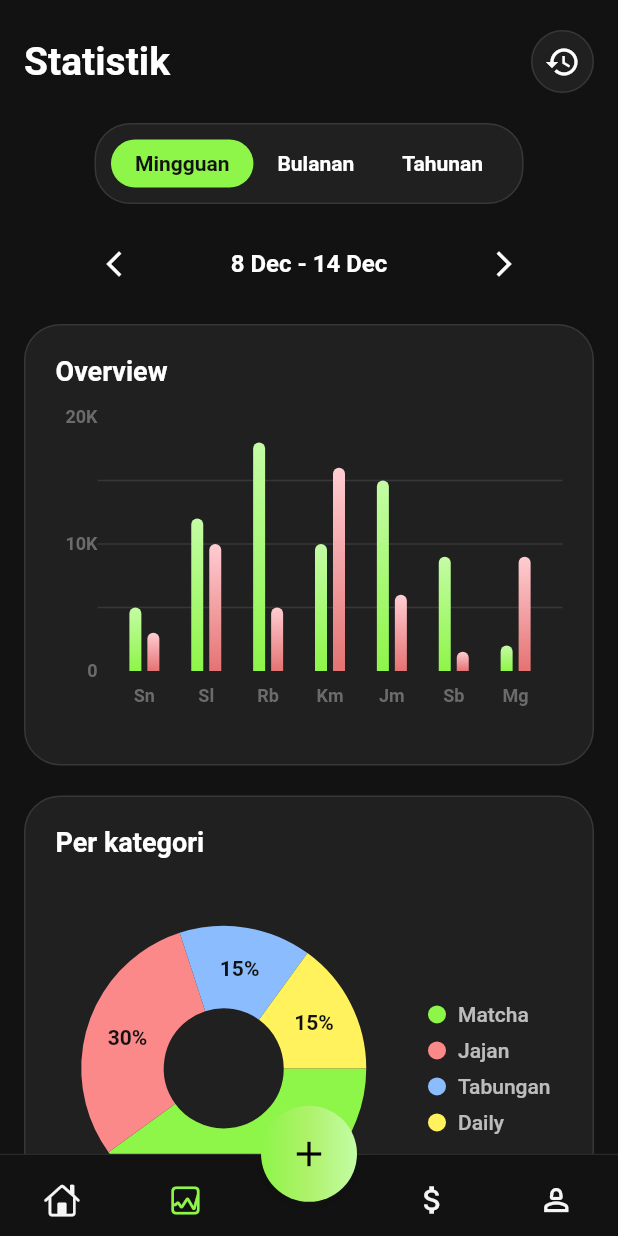
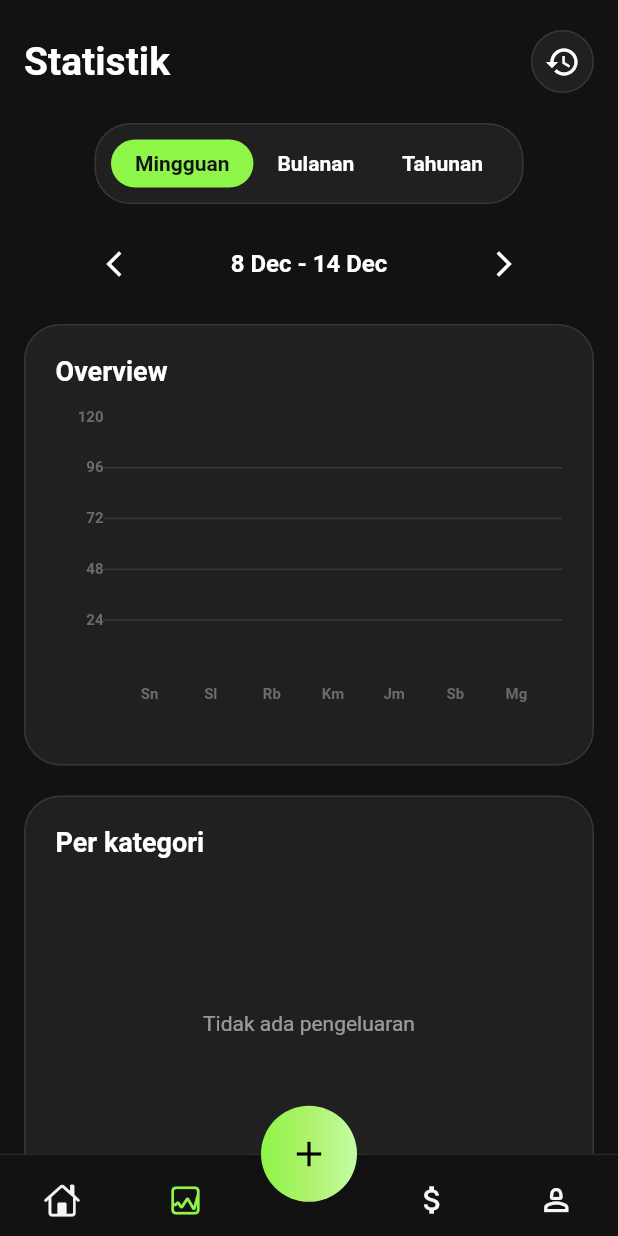
Before and after one commit to putrifajarr/mobile-project, a Flutter app: the HomeScreen screen opened by its route, item 2 of the bottom bar chosen, on a phone screen of 412 x 824 dp. Run offline on Flutter 3.47's test engine with Material 3 defaults, Android fonts, the phone set to English and light mode, and no system bars; drawn by our look-alikes of fl_chart; our stand-ins replace flutter_slidable, google_fonts, image_picker, supabase_flutter, video_player; accounts and stored records are empty; Roboto replaces fonts that are missing (Ubuntu).

Commit message:
feat: statistics features with charting.

```diff
--- a/fintrack/lib/features/splash/view/splash_screen.dart
+++ b/fintrack/lib/features/splash/view/splash_screen.dart
@@ -66,14 +66,14 @@ class _SplashScreenState extends State<SplashScreen> {
   @override
   Widget build(BuildContext context) {
     return Scaffold(
-      backgroundColor: Colors.black, // Match app theme
+      backgroundColor: Colors.black,
       body: Center(
         child: _initialized
             ? AspectRatio(
                 aspectRatio: _controller.value.aspectRatio,
                 child: VideoPlayer(_controller),
               )
-            : const SizedBox(), // Or a loader/logo image while video prepares
+            : const SizedBox(),
       ),
     );
   }
--- a/fintrack/lib/features/statistic/controllers/date_filter_controller.dart
+++ b/fintrack/lib/features/statistic/controllers/date_filter_controller.dart
@@ -11,8 +11,6 @@ class DateFilterController extends ChangeNotifier {
 
   void setPeriod(StatPeriod period) {
     _period = period;
-    // Reset date to now or keep specific logic when switching?
-    // Usually convenient to reset to "Current" frame of the new period.
     _selectedDate = DateTime.now();
     notifyListeners();
   }
@@ -48,7 +46,6 @@ class DateFilterController extends ChangeNotifier {
     notifyListeners();
   }
 
-  /// Helper to get the start/end of the current period for data filtering
   DateTimeRange get currentRange {
     final date = _selectedDate;
     DateTime start;
@@ -56,7 +53,6 @@ class DateFilterController extends ChangeNotifier {
 
     switch (_period) {
       case StatPeriod.weekly:
-        // Assume week starts on Monday
         start = date.subtract(Duration(days: date.weekday - 1));
         end = start.add(const Duration(days: 6));
         break;
@@ -70,7 +66,6 @@ class DateFilterController extends ChangeNotifier {
         break;
     }
 
-    // Enhance end to be end of day
     end = DateTime(end.year, end.month, end.day, 23, 59, 59);
     return DateTimeRange(start: start, end: end);
   }
--- a/fintrack/lib/features/statistic/view/stat_screen.dart
+++ b/fintrack/lib/features/statistic/view/stat_screen.dart
@@ -1,4 +1,6 @@
 import 'package:fintrack/core/constants/constants.dart';
+import 'package:fintrack/features/transaction/models/transaction_model.dart';
+import 'package:fintrack/features/transaction/services/transaction_service.dart';
 import 'package:fintrack/features/transaction/view/history/history_screen.dart';
 import 'package:fintrack/features/statistic/widgets/bar_chart.dart';
 import 'package:fintrack/features/statistic/controllers/date_filter_controller.dart';
@@ -15,17 +17,138 @@ class StatScreen extends StatefulWidget {
 
 class _StatScreenState extends State<StatScreen> {
   late final DateFilterController _controller;
+  bool _isLoading = false;
+  List<double> _incomeData = [];
+  List<double> _expenseData = [];
+  List<CategoryStatData> _pieData = [];
+
+  final TransactionService _service = TransactionService();
 
   @override
   void initState() {
     super.initState();
     _controller = DateFilterController();
+    _controller.addListener(_fetchData);
+    _fetchData();
   }
 
   @override
   void dispose() {
+    _controller.removeListener(_fetchData);
     _controller.dispose();
     super.dispose();
+  }
+
+  Future<void> _fetchData() async {
+    if (!mounted) return;
+    setState(() => _isLoading = true);
+
+    try {
+      final range = _controller.currentRange;
+      final transactions = await _service.getTransactionsInRange(
+        range.start,
+        range.end,
+      );
+      _processData(transactions);
+    } catch (e) {
+      debugPrint('Error fetching statistics: $e');
+    } finally {
+      if (mounted) setState(() => _isLoading = false);
+    }
+  }
+
+  void _processData(List<TransactionModel> transactions) {
+    List<double> incomeBuckets;
+    List<double> expenseBuckets;
+
+    // Initialize buckets based on period
+    if (_controller.period == StatPeriod.weekly) {
+      incomeBuckets = List.filled(7, 0.0);
+      expenseBuckets = List.filled(7, 0.0);
+    } else if (_controller.period == StatPeriod.monthly) {
+      incomeBuckets = List.filled(5, 0.0);
+      expenseBuckets = List.filled(5, 0.0);
+    } else {
+      // Yearly
+      incomeBuckets = List.filled(12, 0.0);
+      expenseBuckets = List.filled(12, 0.0);
+    }
+
+    // Pie Chart Data
+    final Map<String, double> categoryDistribution = {};
+
+    for (var t in transactions) {
+      final type = t.category?.type;
+      final amount = t.amount;
+      final date = t.date;
+
+      // Pie Chart Data
+      final catName = t.category?.name ?? 'Lainnya';
+      categoryDistribution[catName] =
+          (categoryDistribution[catName] ?? 0) + amount;
+
+      // Bar Chart Data
+      int index = -1;
+      if (_controller.period == StatPeriod.weekly) {
+        index = date.weekday - 1;
+      } else if (_controller.period == StatPeriod.monthly) {
+        index = (date.day - 1) ~/ 7;
+        if (index > 4) index = 4;
+      } else {
+        index = date.month - 1;
+      }
+
+      if (index >= 0 && index < incomeBuckets.length) {
+        if (type == 'income') {
+          incomeBuckets[index] += amount;
+        } else if (type == 'expense') {
+          expenseBuckets[index] += amount;
+        }
+      }
+    }
+
+    // Process Pie Data into View Objects
+    final totalAmount = categoryDistribution.values.fold(0.0, (a, b) => a + b);
+    final List<CategoryStatData> finalPieData = [];
+    final colors = [
+      ColorPallete.green,
+      ColorPallete.red,
+      ColorPallete.blue,
+      ColorPallete.yellow,
+      Colors.purple,
+      Colors.orange,
+      Colors.teal,
+      Colors.pink,
+      Colors.indigo,
+      Colors.cyan,
+    ];
+    int colorIdx = 0;
+
+    categoryDistribution.forEach((name, amount) {
+      if (totalAmount > 0) {
+        final percentage = (amount / totalAmount) * 100;
+        finalPieData.add(
+          CategoryStatData(
+            name: name,
+            amount: amount,
+            color: colors[colorIdx % colors.length],
+            percentage: percentage,
+          ),
+        );
+        colorIdx++;
+      }
+    });
+
+    // Sort Pie Data by percentage descending
+    finalPieData.sort((a, b) => b.percentage.compareTo(a.percentage));
+
+    if (mounted) {
+      setState(() {
+        _incomeData = incomeBuckets;
+        _expenseData = expenseBuckets;
+        _pieData = finalPieData;
+      });
+    }
   }
 
   @override
@@ -78,11 +201,10 @@ class _StatScreenState extends State<StatScreen> {
               ),
             ),
 
-            // Sticky Filter Header
-            // Filter Section (Non-sticky)
+            // Header Date Filter
             SliverToBoxAdapter(
               child: Container(
-                color: ColorPallete.black, // Match background
+                color: ColorPallete.black,
                 padding: const EdgeInsets.only(bottom: 16),
                 child: ListenableBuilder(
                   listenable: _controller,
@@ -92,9 +214,17 @@ class _StatScreenState extends State<StatScreen> {
               ),
             ),
 
+            if (_isLoading)
+              const SliverFillRemaining(
+                child: Center(
+                  child: CircularProgressIndicator(color: ColorPallete.green),
+                ),
+              )
+            else
               SliverToBoxAdapter(
                 child: Column(
                   children: [
+                    // Overview Chart
                     Container(
                       width: double.infinity,
                       padding: const EdgeInsets.all(20),
@@ -115,24 +245,20 @@ class _StatScreenState extends State<StatScreen> {
                             ),
                           ),
                           const SizedBox(height: 20),
-                        // Pass controller state if needed for reactivity
-                        ListenableBuilder(
-                          listenable: _controller,
-                          builder: (context, _) {
-                            // Here passing isWeekly just to show reactivity logic possibility
-                            return AspectRatio(
+                          AspectRatio(
                             aspectRatio: 1.6,
                             child: MyChart(
-                                isWeekly:
-                                    _controller.period == StatPeriod.weekly,
+                              period: _controller.period,
+                              incomeData: _incomeData,
+                              expenseData: _expenseData,
                             ),
-                            );
-                          },
                           ),
                         ],
                       ),
                     ),
                     const SizedBox(height: 20.0),
+
+                    // Pie Chart Section
                     Container(
                       width: double.infinity,
                       padding: const EdgeInsets.all(20),
@@ -141,10 +267,10 @@ class _StatScreenState extends State<StatScreen> {
                         borderRadius: BorderRadius.circular(24.0),
                         border: Border.all(color: Colors.white10),
                       ),
-                    child: const Column(
+                      child: Column(
                         crossAxisAlignment: CrossAxisAlignment.start,
                         children: [
-                        Text(
+                          const Text(
                             "Per kategori",
                             style: TextStyle(
                               color: Colors.white,
@@ -152,12 +278,13 @@ class _StatScreenState extends State<StatScreen> {
                               fontWeight: FontWeight.bold,
                             ),
                           ),
-                        SizedBox(height: 10),
-                        MyPieChart(),
+                          const SizedBox(height: 10),
+                          MyPieChart(data: _pieData),
                         ],
                       ),
                     ),
-                  const SizedBox(height: 80), // Bottom padding
+                    // Bottom padding for scrolling
+                    const SizedBox(height: 80),
                   ],
                 ),
               ),
--- a/fintrack/lib/features/statistic/widgets/bar_chart.dart
+++ b/fintrack/lib/features/statistic/widgets/bar_chart.dart
@@ -1,27 +1,46 @@
 import 'package:fintrack/core/constants/constants.dart';
+import 'package:fintrack/features/statistic/controllers/date_filter_controller.dart';
 import 'package:fl_chart/fl_chart.dart';
 import 'package:flutter/material.dart';
 
 class MyChart extends StatelessWidget {
-  final bool isWeekly; // To decide labels
+  final StatPeriod period;
+  final List<double> incomeData;
+  final List<double> expenseData;
 
-  const MyChart({super.key, this.isWeekly = true});
+  const MyChart({
+    Key? key,
+    required this.period,
+    required this.incomeData,
+    required this.expenseData,
+  }) : super(key: key);
 
   @override
   Widget build(BuildContext context) {
-    // Mock data generation based on view
-    final List<double> incomeData = [5, 12, 18, 10, 15, 9, 2];
-    final List<double> expenseData = [3, 10, 5, 16, 6, 1.5, 9];
+    double maxIncome = 0;
+    for (var val in incomeData) {
+      if (val > maxIncome) maxIncome = val;
+    }
+    double maxExpense = 0;
+    for (var val in expenseData) {
+      if (val > maxExpense) maxExpense = val;
+    }
+    double maxVal = maxIncome > maxExpense ? maxIncome : maxExpense;
+    if (maxVal == 0) maxVal = 100;
+
+    final double maxY = maxVal * 1.2;
+    final double interval = maxY / 5;
 
     return BarChart(
       BarChartData(
-        maxY: 20,
+        maxY: maxY,
+        minY: 0,
         barTouchData: BarTouchData(
           touchTooltipData: BarTouchTooltipData(
             getTooltipColor: (_) => ColorPallete.blackLight,
             getTooltipItem: (group, groupIndex, rod, rodIndex) {
               return BarTooltipItem(
-                rod.toY.toString(),
+                formatCompactNumber(rod.toY),
                 const TextStyle(
                   color: ColorPallete.white,
                   fontWeight: FontWeight.bold,
@@ -48,8 +67,9 @@ class MyChart extends StatelessWidget {
           leftTitles: AxisTitles(
             sideTitles: SideTitles(
               showTitles: true,
-              reservedSize: 28,
+              reservedSize: 32,
               getTitlesWidget: leftTitles,
+              interval: interval,
             ),
           ),
         ),
@@ -57,12 +77,12 @@ class MyChart extends StatelessWidget {
         gridData: FlGridData(
           show: true,
           drawVerticalLine: false,
-          horizontalInterval: 5,
+          horizontalInterval: interval,
           getDrawingHorizontalLine: (value) {
             return const FlLine(color: Colors.white10, strokeWidth: 1);
           },
         ),
-        barGroups: List.generate(7, (index) {
+        barGroups: List.generate(incomeData.length, (index) {
           return makeGroupData(index, incomeData[index], expenseData[index]);
         }),
       ),
@@ -73,34 +93,64 @@ class MyChart extends StatelessWidget {
     const style = TextStyle(
       color: ColorPallete.grey,
       fontWeight: FontWeight.bold,
-      fontSize: 12,
+      fontSize: 10,
     );
-    String text;
-    if (value == 0) {
-      text = '0';
-    } else if (value == 10) {
-      text = '10K';
-    } else if (value == 20) {
-      text = '20K';
-    } else {
-      return Container();
-    }
+
+    if (value == 0) return Container();
+
     return SideTitleWidget(
       meta: meta,
       space: 0,
-      child: Text(text, style: style),
+      child: Text(formatCompactNumber(value), style: style),
     );
   }
 
+  String formatCompactNumber(double value) {
+    if (value >= 1000000) {
+      return '${(value / 1000000).toStringAsFixed(1)}M';
+    } else if (value >= 1000) {
+      return '${(value / 1000).toStringAsFixed(0)}K';
+    }
+    return value.toStringAsFixed(0);
+  }
+
   Widget bottomTitles(double value, TitleMeta meta) {
-    final titles = <String>['Sn', 'Sl', 'Rb', 'Km', 'Jm', 'Sb', 'Mg'];
+    final titlesWeekly = <String>['Sn', 'Sl', 'Rb', 'Km', 'Jm', 'Sb', 'Mg'];
+    final titlesMonthly = <String>['W1', 'W2', 'W3', 'W4', 'W5'];
+    final titlesYearly = <String>[
+      'Jan',
+      'Feb',
+      'Mar',
+      'Apr',
+      'Mei',
+      'Jun',
+      'Jul',
+      'Agu',
+      'Sep',
+      'Okt',
+      'Nov',
+      'Des',
+    ];
+
+    List<String> titles;
+    switch (period) {
+      case StatPeriod.weekly:
+        titles = titlesWeekly;
+        break;
+      case StatPeriod.monthly:
+        titles = titlesMonthly;
+        break;
+      case StatPeriod.yearly:
+        titles = titlesYearly;
+        break;
+    }
 
     final Widget text = Text(
       value.toInt() < titles.length ? titles[value.toInt()] : '',
       style: const TextStyle(
         color: ColorPallete.grey,
         fontWeight: FontWeight.bold,
-        fontSize: 12,
+        fontSize: 10,
       ),
     );
 
--- a/fintrack/lib/features/statistic/widgets/pie_chart.dart
+++ b/fintrack/lib/features/statistic/widgets/pie_chart.dart
@@ -1,9 +1,24 @@
-import 'package:fintrack/core/constants/constants.dart';
 import 'package:fl_chart/fl_chart.dart';
 import 'package:flutter/material.dart';
 
+class CategoryStatData {
+  final String name;
+  final double amount;
+  final Color color;
+  final double percentage;
+
+  CategoryStatData({
+    required this.name,
+    required this.amount,
+    required this.color,
+    required this.percentage,
+  });
+}
+
 class MyPieChart extends StatefulWidget {
-  const MyPieChart({super.key});
+  final List<CategoryStatData> data;
+
+  const MyPieChart({super.key, required this.data});
 
   @override
   State<StatefulWidget> createState() => MyPieChartState();
@@ -14,12 +29,25 @@ class MyPieChartState extends State<MyPieChart> {
 
   @override
   Widget build(BuildContext context) {
+    if (widget.data.isEmpty) {
+      return const SizedBox(
+        height: 200,
+        child: Center(
+          child: Text(
+            "Tidak ada pengeluaran",
+            style: TextStyle(color: Colors.white54),
+          ),
+        ),
+      );
+    }
+
     return AspectRatio(
       aspectRatio: 1.3,
       child: Row(
         children: <Widget>[
           const SizedBox(height: 18),
           Expanded(
+            flex: 3,
             child: AspectRatio(
               aspectRatio: 1,
               child: PieChart(
@@ -48,18 +76,21 @@ class MyPieChartState extends State<MyPieChart> {
             ),
           ),
           const SizedBox(width: 24),
-          const Column(
+          Expanded(
+            flex: 2,
+            child: Column(
               mainAxisAlignment: MainAxisAlignment.center,
               crossAxisAlignment: CrossAxisAlignment.start,
-            children: <Widget>[
-              ChartLegendIndicator(color: ColorPallete.green, text: 'Matcha'),
-              SizedBox(height: 8),
-              ChartLegendIndicator(color: ColorPallete.red, text: 'Jajan'),
-              SizedBox(height: 8),
-              ChartLegendIndicator(color: ColorPallete.blue, text: 'Tabungan'),
-              SizedBox(height: 8),
-              ChartLegendIndicator(color: ColorPallete.yellow, text: 'Daily'),
-            ],
+              children: widget.data.map((e) {
+                return Padding(
+                  padding: const EdgeInsets.only(bottom: 8.0),
+                  child: ChartLegendIndicator(
+                    color: e.color,
+                    text: '${e.name} (${e.percentage.toStringAsFixed(0)}%)',
+                  ),
+                );
+              }).toList(),
+            ),
           ),
           const SizedBox(width: 8),
         ],
@@ -68,58 +99,22 @@ class MyPieChartState extends State<MyPieChart> {
   }
 
   List<PieChartSectionData> showingSections() {
-    return List.generate(4, (i) {
+    return List.generate(widget.data.length, (i) {
       final isTouched = i == touchedIndex;
-      final fontSize = isTouched ? 20.0 : 14.0;
       final radius = isTouched ? 65.0 : 55.0;
+      final item = widget.data[i];
 
-      return switch (i) {
-        0 => PieChartSectionData(
-          color: ColorPallete.green,
-          value: 40,
-          title: '40%',
+      return PieChartSectionData(
+        color: item.color,
+        value: item.percentage,
+        title: '${item.percentage.toStringAsFixed(0)}%',
         radius: radius,
         titleStyle: TextStyle(
-            fontSize: fontSize,
-            fontWeight: FontWeight.bold,
-            color: ColorPallete.black,
+          fontSize: isTouched ? 16.0 : 12.0,
+          fontWeight: FontWeight.w500,
+          color: Colors.black,
         ),
-        ),
-        1 => PieChartSectionData(
-          color: ColorPallete.red,
-          value: 30,
-          title: '30%',
-          radius: radius,
-          titleStyle: TextStyle(
-            fontSize: fontSize,
-            fontWeight: FontWeight.bold,
-            color: ColorPallete.black,
-          ),
-        ),
-        2 => PieChartSectionData(
-          color: ColorPallete.blue,
-          value: 15,
-          title: '15%',
-          radius: radius,
-          titleStyle: TextStyle(
-            fontSize: fontSize,
-            fontWeight: FontWeight.bold,
-            color: ColorPallete.black,
-          ),
-        ),
-        3 => PieChartSectionData(
-          color: ColorPallete.yellow,
-          value: 15,
-          title: '15%',
-          radius: radius,
-          titleStyle: TextStyle(
-            fontSize: fontSize,
-            fontWeight: FontWeight.bold,
-            color: ColorPallete.black,
-          ),
-        ),
-        _ => throw StateError('Invalid'),
-      };
+      );
     });
   }
 }
@@ -148,14 +143,17 @@ class ChartLegendIndicator extends StatelessWidget {
           decoration: BoxDecoration(shape: BoxShape.circle, color: color),
         ),
         const SizedBox(width: 8),
-        Text(
+        Expanded(
+          child: Text(
             text,
+            overflow: TextOverflow.ellipsis,
             style: TextStyle(
               fontSize: 14,
               fontWeight: FontWeight.w500,
               color: textColor ?? Colors.white70,
             ),
           ),
+        ),
       ],
     );
   }
--- a/fintrack/lib/features/transaction/view/history/history_screen.dart
+++ b/fintrack/lib/features/transaction/view/history/history_screen.dart
@@ -95,7 +95,7 @@ class _HistoryScreenState extends State<HistoryScreen> {
                   ),
                   itemCount: transactions.length,
                   separatorBuilder: (context, index) =>
-                      const SizedBox(height: 10),
+                      const SizedBox(height: 12),
                   itemBuilder: (context, index) {
                     final t = transactions[index];
                     return HistoryItem(
```
Also changed, not shown: fintrack/lib/features/home/views/main_screen.dart (+7 -5 lines), fintrack/lib/features/transaction/controllers/transaction_provider.dart (+7 -1 lines), fintrack/lib/features/transaction/services/transaction_service.dart (+17 -0 lines). Lines whose indentation alone changed are shown as unchanged.
